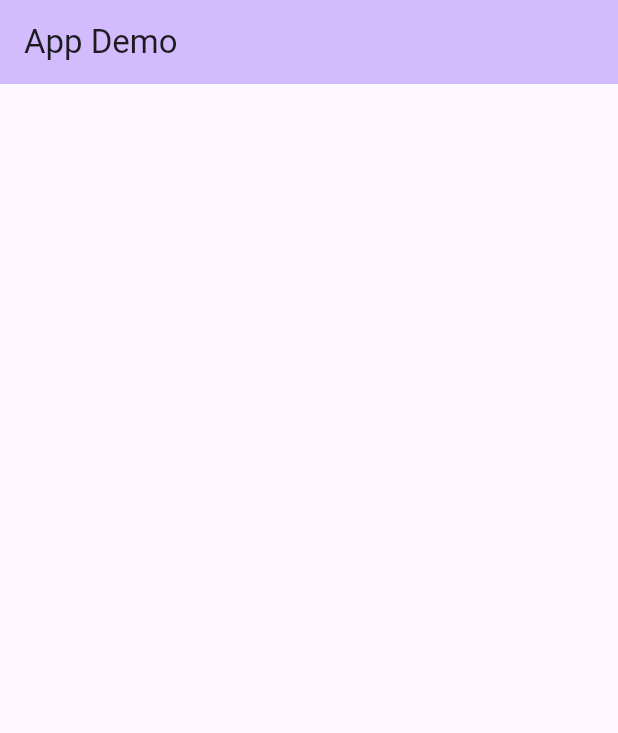
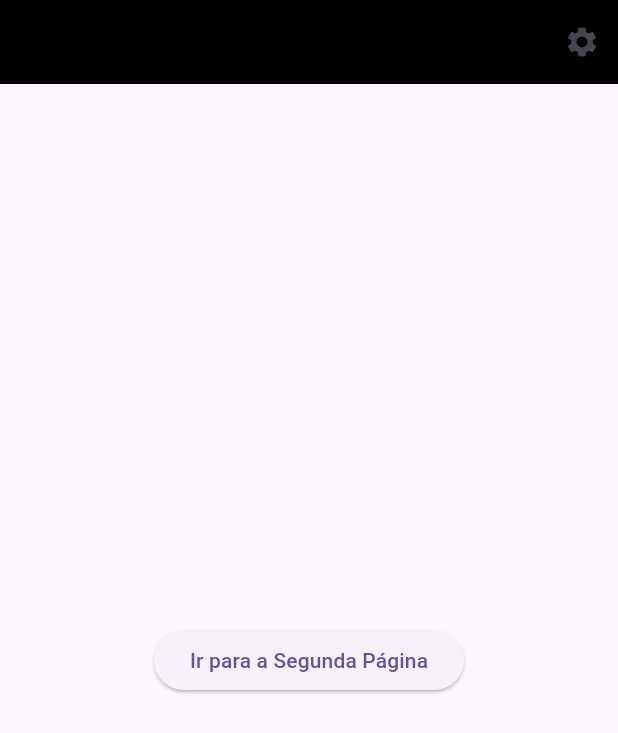
Before and after one commit to NatanaelSou/TCC-Project, a Flutter app: the screen it shows after launch, on a phone screen of 412 x 824 dp. Shown: the top 733 px of the screen. Run offline on Flutter 3.47's test engine with Material 3 defaults, Android fonts, the light colour scheme and no system bars.

Commit message:
mobile test homepage e pagina segundaria

```diff
--- a/app/lib/main.dart
+++ b/app/lib/main.dart
@@ -1,42 +1,83 @@
 import 'package:flutter/material.dart';
 
-void main() { runApp(const MyApp()); } // Inicializa Aplicativo
+// ---------- Inicializa aplicação ----------
+void main() {
+  runApp(const MyApp());
+}
 
-//
+// Aplicação
 class MyApp extends StatelessWidget {
   const MyApp({super.key});
 
   @override
   Widget build(BuildContext context) {
     return MaterialApp(
-      title: 'App Demo',
-      theme: ThemeData(
-        colorScheme: ColorScheme.fromSeed(seedColor: Colors.deepPurple),
-      ),
-      // Página inicial do app
-      home: const MyHomePage(title: 'App Demo'),
+      debugShowCheckedModeBanner: false,
+      title: 'Conteúdo Premio',
+      theme: ThemeData(primarySwatch: Colors.blue),
+      home: const HomePage(),
     );
   }
 }
 
-//
-class MyHomePage extends StatelessWidget {
-  const MyHomePage({super.key, required this.title});
+// ---------- Pagina da Aplicação ----------
 
-  final String title;
+// Pagina Inicial
+class HomePage extends StatelessWidget {
+  const HomePage({super.key});
 
   @override
   Widget build(BuildContext context) {
     return Scaffold(
-      // Barra superior do app
+
       appBar: AppBar(
-        backgroundColor: Theme.of(context).colorScheme.inversePrimary,
-        title: Text(title),
+        title: const Text(
+          "",
+          style: TextStyle(fontSize: 20, fontWeight: FontWeight.bold, color: Colors.white),
+        ),
+        backgroundColor: Colors.black, // cor de fundo
+        actions: [
+          IconButton(
+            icon: const Icon(Icons.settings),
+            onPressed: () {
+              // ação do botão no header
+            },
+          ),
+        ],
       ),
-      // Corpo vazio
-      body: const Center(
-        child: Text(''), // Aqui você pode adicionar conteúdo futuramente
+
+      body: Center(
+        child: ElevatedButton(
+          child: const Text("Ir para a Segunda Página"),
+          onPressed: () {
+            // Aqui acontece a navegação 👇
+            Navigator.push(
+              context,
+              MaterialPageRoute(builder: (context) => const SecondPage()),
+            );
+          },
+        ),
       ),
     );
   }
 }
+
+// Pagina Segundaria
+class SecondPage extends StatelessWidget {
+  const SecondPage({super.key});
+
+  @override
+  Widget build(BuildContext context) {
+    return Scaffold(
+      appBar: AppBar(title: const Text("Segunda Página")),
+      body: Center(
+        child: ElevatedButton(
+          child: const Text("Voltar"),
+          onPressed: () {
+            Navigator.pop(context); // Volta para a tela anterior
+          },
+        ),
+      ),
+    );
+  }
+}
```
